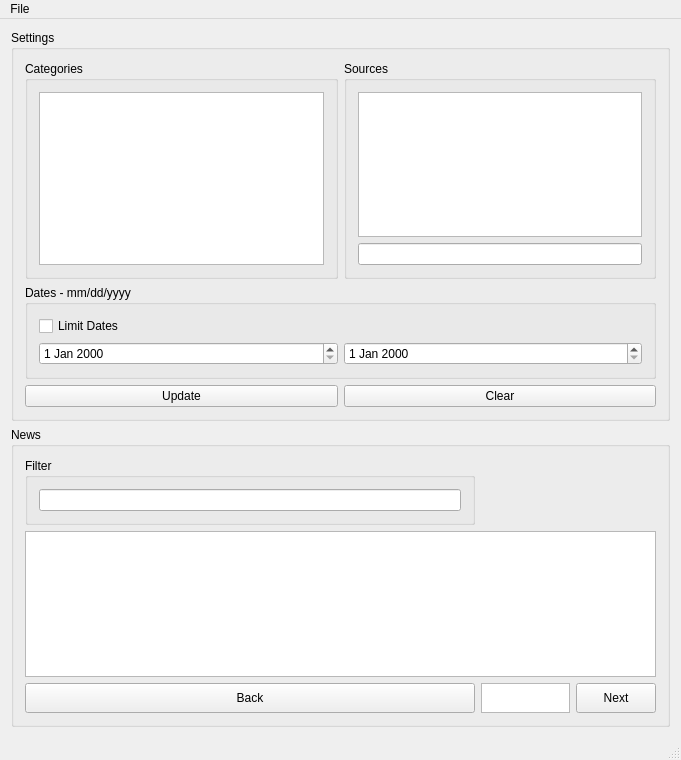
bitamins/cs411-T4, file NewsGUI/mainwindow.ui: the form before one commit.
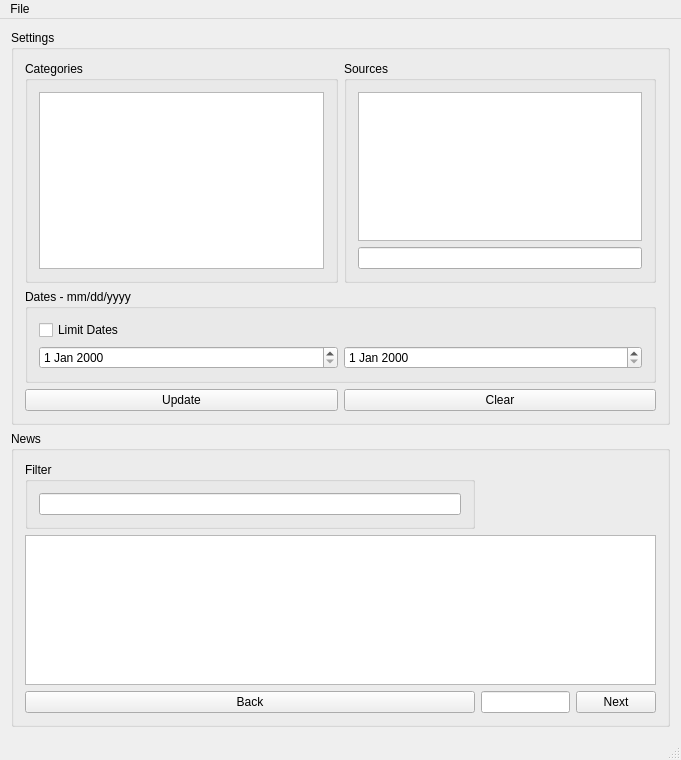
The form after the commit.

Commit message: Finished page change feature

Diff of the .ui file:
```diff
--- a/NewsGUI/mainwindow.ui
+++ b/NewsGUI/mainwindow.ui
@@ -130,16 +130,6 @@
          </property>
         </widget>
        </item>
-       <item row="2" column="1">
-        <widget class="QTextEdit" name="pageNum">
-         <property name="maximumSize">
-          <size>
-           <width>100</width>
-           <height>30</height>
-          </size>
-         </property>
-        </widget>
-       </item>
        <item row="2" column="2">
         <widget class="QPushButton" name="NextPage">
          <property name="maximumSize">
@@ -153,6 +143,9 @@
          </property>
         </widget>
        </item>
+       <item row="2" column="1">
+        <widget class="QLineEdit" name="pageNum"/>
+       </item>
       </layout>
      </widget>
     </item>
```
The commit also changes 2 other files.
